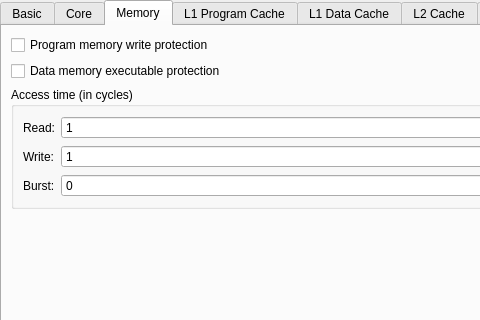
Old version of the form src/gui/NewDialog.ui in the repository kchasialis/QtMips-Di; both pictures show x 0 to 480 and y 0 to 320 of the 583 by 531 pixel window.
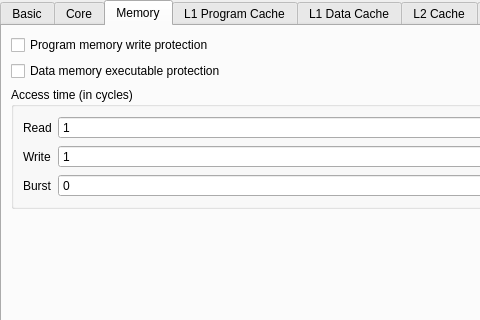
New version of the form. The open tabs and pages were chosen to show the change.

What changed in the file:
```diff
--- a/src/gui/NewDialog.ui
+++ b/src/gui/NewDialog.ui
@@ -329,7 +329,7 @@
           <item row="0" column="0">
            <widget class="QLabel" name="label_read">
             <property name="text">
-             <string>Read:</string>
+             <string>Read</string>
             </property>
            </widget>
           </item>
@@ -346,7 +346,7 @@
           <item row="1" column="0">
            <widget class="QLabel" name="label_write">
             <property name="text">
-             <string>Write:</string>
+             <string>Write</string>
             </property>
            </widget>
           </item>
@@ -363,7 +363,7 @@
           <item row="2" column="0">
            <widget class="QLabel" name="label_burts">
             <property name="text">
-             <string>Burst:</string>
+             <string>Burst</string>
             </property>
            </widget>
           </item>
```
Left out of the diff: 2 changed lines with no effect on the pictures.
